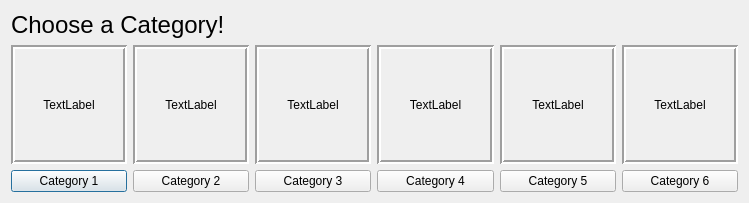
Before: the Qt Designer form wheelofjeopardy/gui/pyqt/ui_category_choice_popup.ui in 1amBulletproof/SwEng401WheelOfJeopardy, drawn with Qt 5.
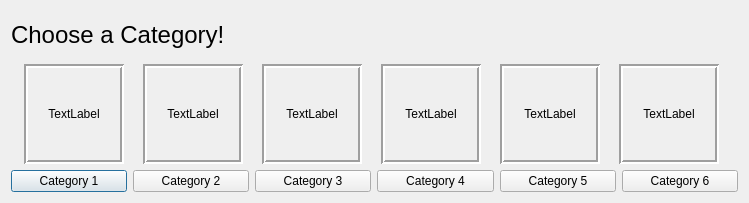
After: the same form once the commit is applied.

Diff of the .ui file:
```diff
--- a/wheelofjeopardy/gui/pyqt/ui_category_choice_popup.ui
+++ b/wheelofjeopardy/gui/pyqt/ui_category_choice_popup.ui
@@ -33,15 +33,21 @@
        <item>
         <widget class="QLabel" name="category1Label">
          <property name="sizePolicy">
-          <sizepolicy hsizetype="MinimumExpanding" vsizetype="MinimumExpanding">
+          <sizepolicy hsizetype="Fixed" vsizetype="Fixed">
            <horstretch>0</horstretch>
            <verstretch>0</verstretch>
           </sizepolicy>
          </property>
          <property name="minimumSize">
           <size>
-           <width>80</width>
-           <height>50</height>
+           <width>100</width>
+           <height>100</height>
+          </size>
+         </property>
+         <property name="maximumSize">
+          <size>
+           <width>100</width>
+           <height>100</height>
           </size>
          </property>
          <property name="frameShape">
@@ -59,20 +65,29 @@
          <property name="alignment">
           <set>Qt::AlignCenter</set>
          </property>
+         <property name="wordWrap">
+          <bool>true</bool>
+         </property>
         </widget>
        </item>
        <item>
         <widget class="QLabel" name="category2Label">
          <property name="sizePolicy">
-          <sizepolicy hsizetype="MinimumExpanding" vsizetype="MinimumExpanding">
+          <sizepolicy hsizetype="Fixed" vsizetype="Fixed">
            <horstretch>0</horstretch>
            <verstretch>0</verstretch>
           </sizepolicy>
          </property>
          <property name="minimumSize">
           <size>
-           <width>80</width>
-           <height>50</height>
+           <width>100</width>
+           <height>100</height>
+          </size>
+         </property>
+         <property name="maximumSize">
+          <size>
+           <width>100</width>
+           <height>100</height>
           </size>
          </property>
          <property name="frameShape">
@@ -90,20 +105,29 @@
          <property name="alignment">
           <set>Qt::AlignCenter</set>
          </property>
+         <property name="wordWrap">
+          <bool>true</bool>
+         </property>
         </widget>
        </item>
        <item>
         <widget class="QLabel" name="category3Label">
          <property name="sizePolicy">
-          <sizepolicy hsizetype="MinimumExpanding" vsizetype="MinimumExpanding">
+          <sizepolicy hsizetype="Fixed" vsizetype="Fixed">
            <horstretch>0</horstretch>
            <verstretch>0</verstretch>
           </sizepolicy>
          </property>
          <property name="minimumSize">
           <size>
-           <width>80</width>
-           <height>50</height>
+           <width>100</width>
+           <height>100</height>
+          </size>
+         </property>
+         <property name="maximumSize">
+          <size>
+           <width>100</width>
+           <height>100</height>
           </size>
          </property>
          <property name="frameShape">
@@ -121,20 +145,29 @@
          <property name="alignment">
           <set>Qt::AlignCenter</set>
          </property>
+         <property name="wordWrap">
+          <bool>true</bool>
+         </property>
         </widget>
        </item>
        <item>
         <widget class="QLabel" name="category4Label">
          <property name="sizePolicy">
-          <sizepolicy hsizetype="MinimumExpanding" vsizetype="MinimumExpanding">
+          <sizepolicy hsizetype="Fixed" vsizetype="Fixed">
            <horstretch>0</horstretch>
            <verstretch>0</verstretch>
           </sizepolicy>
          </property>
          <property name="minimumSize">
           <size>
-           <width>80</width>
-           <height>50</height>
+           <width>100</width>
+           <height>100</height>
+          </size>
+         </property>
+         <property name="maximumSize">
+          <size>
+           <width>100</width>
+           <height>100</height>
           </size>
          </property>
          <property name="frameShape">
@@ -152,20 +185,29 @@
          <property name="alignment">
           <set>Qt::AlignCenter</set>
          </property>
+         <property name="wordWrap">
+          <bool>true</bool>
+         </property>
         </widget>
        </item>
        <item>
         <widget class="QLabel" name="category5Label">
          <property name="sizePolicy">
-          <sizepolicy hsizetype="MinimumExpanding" vsizetype="MinimumExpanding">
+          <sizepolicy hsizetype="Fixed" vsizetype="Fixed">
            <horstretch>0</horstretch>
            <verstretch>0</verstretch>
           </sizepolicy>
          </property>
          <property name="minimumSize">
           <size>
-           <width>80</width>
-           <height>50</height>
+           <width>100</width>
+           <height>100</height>
+          </size>
+         </property>
+         <property name="maximumSize">
+          <size>
+           <width>100</width>
+           <height>100</height>
           </size>
          </property>
          <property name="frameShape">
@@ -183,20 +225,29 @@
          <property name="alignment">
           <set>Qt::AlignCenter</set>
          </property>
+         <property name="wordWrap">
+          <bool>true</bool>
+         </property>
         </widget>
        </item>
        <item>
         <widget class="QLabel" name="category6Label">
          <property name="sizePolicy">
-          <sizepolicy hsizetype="MinimumExpanding" vsizetype="MinimumExpanding">
+          <sizepolicy hsizetype="Fixed" vsizetype="Fixed">
            <horstretch>0</horstretch>
            <verstretch>0</verstretch>
           </sizepolicy>
          </property>
          <property name="minimumSize">
           <size>
-           <width>80</width>
-           <height>50</height>
+           <width>100</width>
+           <height>100</height>
+          </size>
+         </property>
+         <property name="maximumSize">
+          <size>
+           <width>100</width>
+           <height>100</height>
           </size>
          </property>
          <property name="frameShape">
@@ -214,6 +265,9 @@
          <property name="alignment">
           <set>Qt::AlignCenter</set>
          </property>
+         <property name="wordWrap">
+          <bool>true</bool>
+         </property>
         </widget>
        </item>
       </layout>
```
